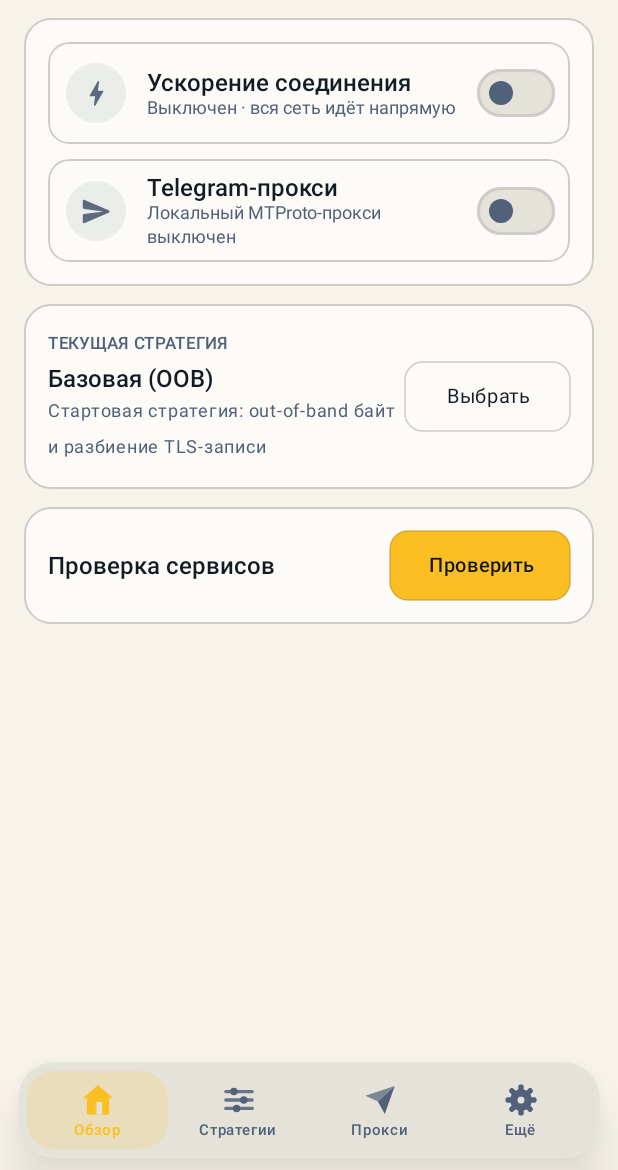
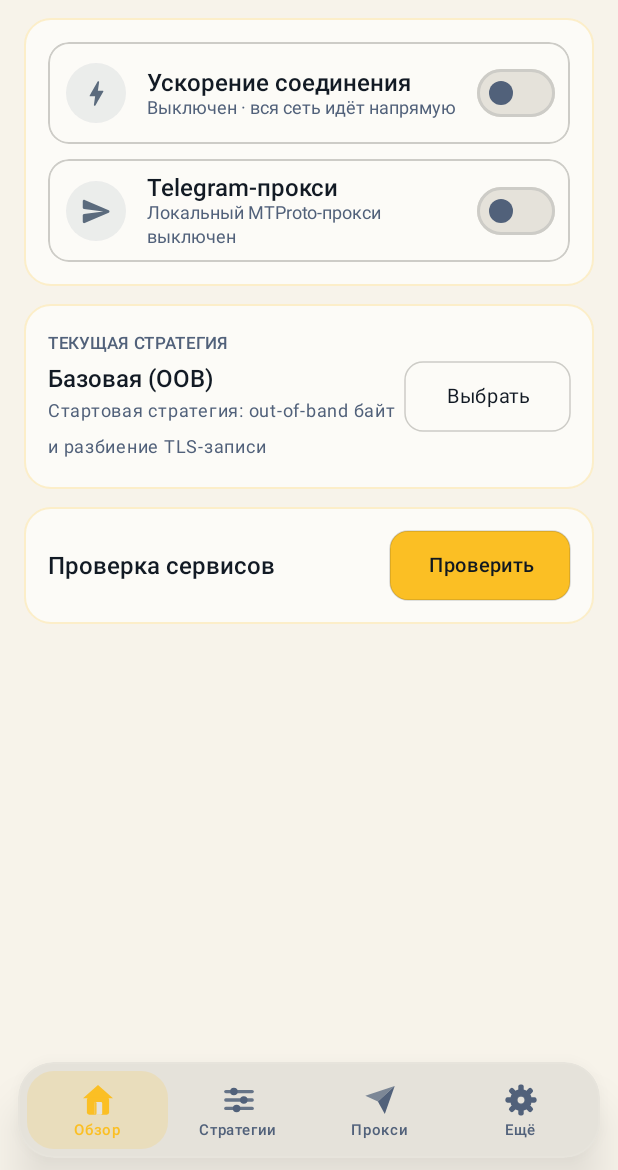
Before and after one commit to RoBiN19666/ZapretManager-Android, an Android app built with Jetpack Compose: the screen it shows after launch (MainActivity), on a phone screen of 412 x 824 dp, the part 66-1236 px from its top. Run offline under Robolectric (Android 15) with nearby library versions, the phone set to English and light mode, and no system bars; network calls fail.

Commit message:
ui: обводки карточек и кнопок следуют выбранному акценту
* причина: рамка карточек и основная кнопка были привязаны к цвету holiday
  (фиксированное золото новогоднего оформления), поэтому не реагировали на смену
  акцента и цвета фона;
* карточки теперь получают рамку accent с прозрачностью 22% (34% в новогодний
  период) — сменил цвет, сменилась и обводка;
* у основной кнопки золотая рамка убрана, осталась тонкая тёмная по контуру,
  чтобы не спорить с заливкой выбранного цвета.

```diff
--- a/app/src/main/java/io/github/robin19666/zapretmanager/ui/Common.kt
+++ b/app/src/main/java/io/github/robin19666/zapretmanager/ui/Common.kt
@@ -73,11 +73,9 @@ fun ZmCard(
     modifier: Modifier = Modifier,
     content: @Composable ColumnScope.() -> Unit,
 ) {
-    val border = if (LocalNewYear.current) {
-        ZmColors.holiday.copy(alpha = 0.30f)
-    } else {
-        ZmColors.divider
-    }
+    // Обводка всегда идёт за выбранным акцентом, а не фиксированным золотом:
+    // сменил акцент/цвет фона — сменилась и рамка карточек.
+    val border = ZmColors.accent.copy(alpha = if (LocalNewYear.current) 0.34f else 0.22f)
     Column(
         modifier = modifier
             .fillMaxWidth()
@@ -366,7 +364,7 @@ fun PrimaryButton(
     val dim = maxOf(pressDim, flash.value * 0.14f)
     val corner = 12.dp
     val background = if (enabled) ZmColors.accent else ZmColors.surfaceHigh
-    val borderColor = ZmColors.holiday.copy(alpha = 0.55f)
+    val borderColor = ZmColors.onAccent.copy(alpha = 0.16f)
     val contentColor = if (enabled) MaterialTheme.colorScheme.onPrimary else ZmColors.textSecondary
     Box(
         modifier = modifier
```
Also changed, not shown: 1 other file.
